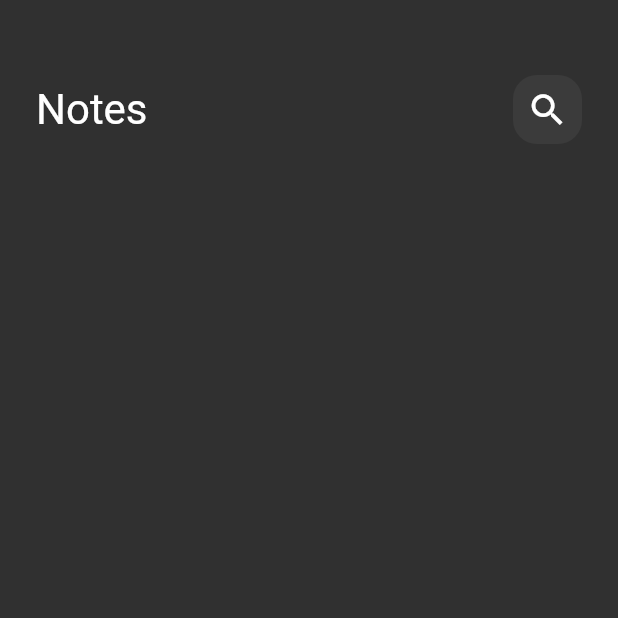
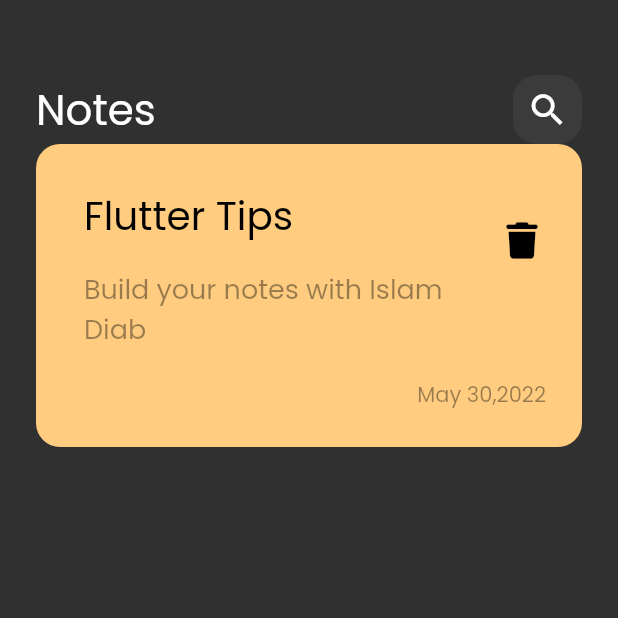
Before and after one commit to islam-diab/notes_app, a Flutter app: the screen it shows after launch, on a phone screen of 412 x 824 dp, the top half of it. Run offline on Flutter 3.47's test engine with Material 2 defaults, Android fonts, the phone set to English and light mode, and no system bars; our stand-ins replace font_awesome_flutter.

Commit message:
create custom note item

```diff
--- a/lib/main.dart
+++ b/lib/main.dart
@@ -11,7 +11,10 @@ class NotesApp extends StatelessWidget {
   @override
   Widget build(BuildContext context) {
     return MaterialApp(
-      theme: ThemeData.dark(),
+      theme: ThemeData(
+        brightness: Brightness.dark,
+        fontFamily: 'Poppins',
+      ),
       home: const NotesView(),
     );
   }
--- /dev/null
+++ b/lib/widget/custom_notes_item.dart
@@ -0,0 +1,58 @@
+import 'package:flutter/material.dart';
+import 'package:font_awesome_flutter/font_awesome_flutter.dart';
+
+class NoteItem extends StatelessWidget {
+  const NoteItem({Key? key}) : super(key: key);
+
+  @override
+  Widget build(BuildContext context) {
+    return Container(
+      decoration: BoxDecoration(
+        color: const Color(0xffFFCC80),
+        borderRadius: BorderRadius.circular(16),
+      ),
+      padding: const EdgeInsets.only(left: 16, top: 24, bottom: 24),
+      child: Column(
+        crossAxisAlignment: CrossAxisAlignment.end,
+        children: [
+          ListTile(
+            title: const Text(
+              'Flutter Tips',
+              style: TextStyle(
+                fontSize: 26,
+                color: Colors.black,
+              ),
+            ),
+            subtitle: Padding(
+              padding: const EdgeInsets.symmetric(vertical: 16),
+              child: Text(
+                'Build your notes with Islam Diab',
+                style: TextStyle(
+                  fontSize: 18,
+                  color: Colors.black.withOpacity(.4),
+                ),
+              ),
+            ),
+            trailing: IconButton(
+              onPressed: () {},
+              icon: const Icon(
+                FontAwesomeIcons.trash,
+                color: Colors.black,
+                size: 24,
+              ),
+            ),
+          ),
+          Padding(
+            padding: const EdgeInsets.only(right: 24),
+            child: Text(
+              'May 30,2022',
+              style: TextStyle(
+                color: Colors.black.withOpacity(.4),
+              ),
+            ),
+          )
+        ],
+      ),
+    );
+  }
+}
--- a/lib/widget/notes_view_body.dart
+++ b/lib/widget/notes_view_body.dart
@@ -1,5 +1,6 @@
 import 'package:flutter/material.dart';
 import 'package:notes_app/widget/custom_app_bar.dart';
+import 'package:notes_app/widget/custom_notes_item.dart';
 
 class NotesViewBody extends StatelessWidget {
   const NotesViewBody({Key? key}) : super(key: key);
@@ -14,6 +15,7 @@ class NotesViewBody extends StatelessWidget {
             height: 50,
           ),
           CustomAppBar(),
+          NoteItem(),
         ],
       ),
     );
```
Also changed, not shown: pubspec.yaml (+5 -6 lines), assets/fonts/Poppins-Regular.ttf (added), pubspec.lock.
